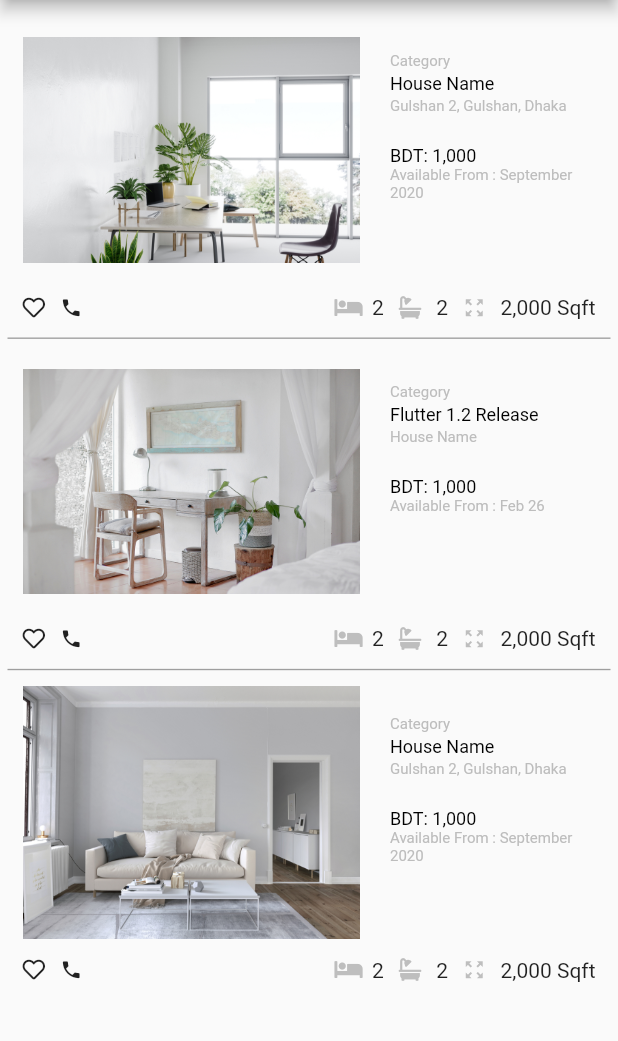
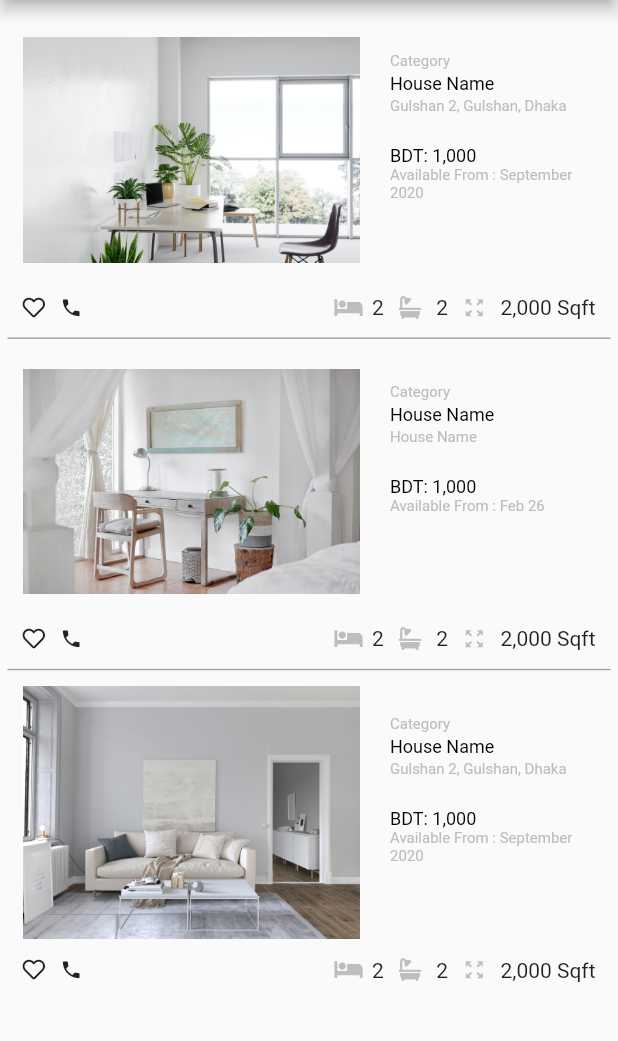
Before and after one commit to kabbo-nibir/Dream-House, a Flutter app: the screen it shows after launch, on a phone screen of 412 x 824 dp, the part 84-1125 px from its top. Run offline on Flutter 3.47's test engine with Material 2 defaults, Android fonts, the phone set to English and light mode, and no system bars; our stand-ins replace font_awesome_flutter.

Commit message:
all updated

```diff
--- a/lib/Main_Body/mainBody.dart
+++ b/lib/Main_Body/mainBody.dart
@@ -41,7 +41,7 @@ class AppBody extends StatelessWidget {
               ),
             ),
           ),
-          title: 'Flutter 1.2 Release',
+          title: 'House Name',
           title_1: 'BDT: 1,000',
           subtitle: 'House Name',
           category: 'Category',
```
